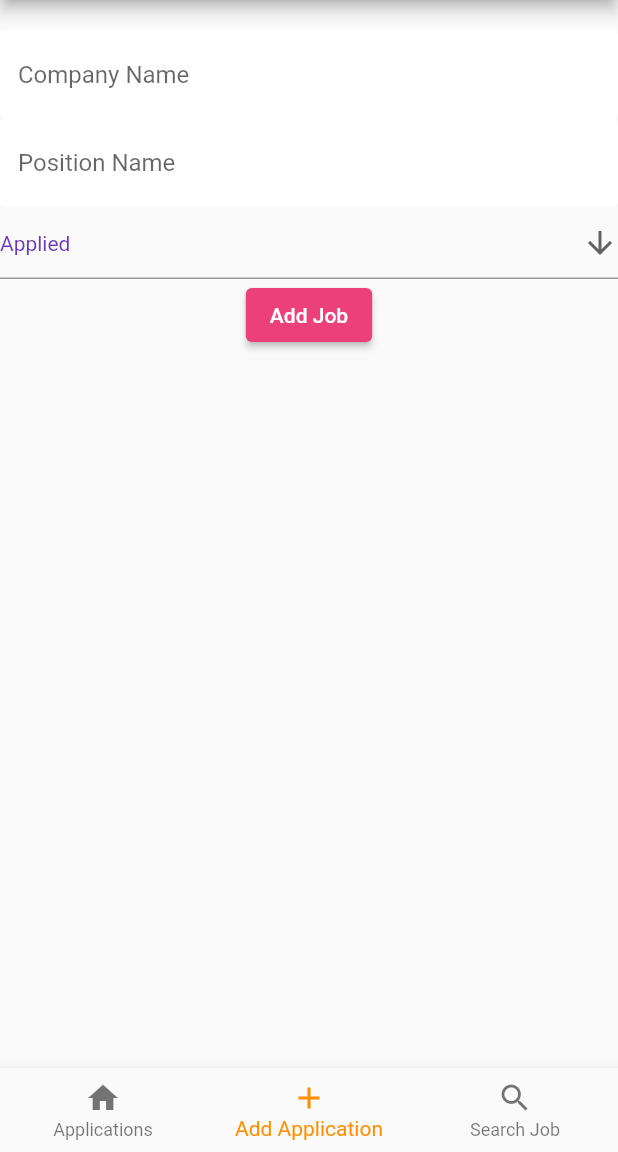
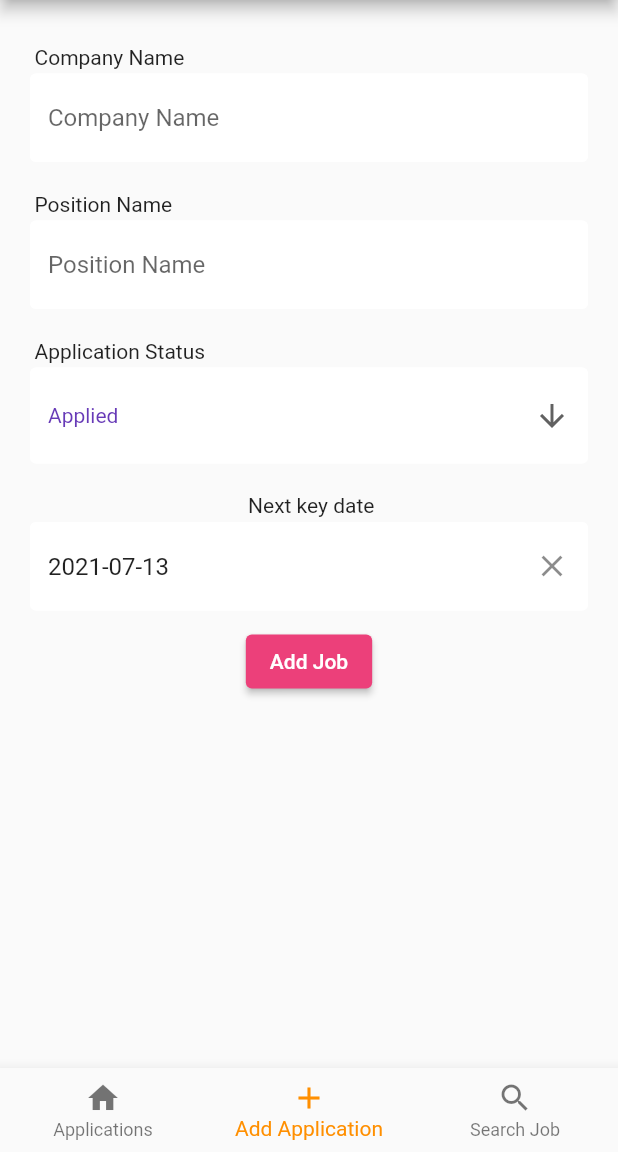
Before and after one commit to acyang97/gimme_job, a Flutter app: the screen it shows once a user with an empty profile is signed in, item 2 of the bottom bar chosen, on a phone screen of 412 x 824 dp, the part 84-1236 px from its top. Run offline on Flutter 3.47's test engine with Material 2 defaults, Android fonts, the phone set to English and light mode, and no system bars; drawn by our look-alikes of datetime_picker_formfield; our stand-ins replace cloud_firestore, firebase_auth, firebase_core, flutter_spinkit; accounts and stored records are empty.

Commit message:
Added date picker

```diff
--- a/lib/main.dart
+++ b/lib/main.dart
@@ -14,7 +14,11 @@ class MyApp extends StatelessWidget {
       theme: ThemeData(
         primarySwatch: Colors.blue,
       ),
-      home: LandingPage(),
+      // home: LandingPage(),
+      initialRoute: '/',
+      routes: {
+        '/': (context) => LandingPage(),
+      },
     );
   }
 }
--- a/lib/screens/add_job.dart
+++ b/lib/screens/add_job.dart
@@ -1,8 +1,11 @@
+import 'package:datetime_picker_formfield/datetime_picker_formfield.dart';
 import 'package:flutter/material.dart';
+import 'package:intl/intl.dart';
 import 'package:gimme_job/utils/constants.dart';
 import 'package:gimme_job/models/job.dart';
 import 'package:gimme_job/services/auth_service.dart';
 import 'package:gimme_job/services/job_service.dart';
+import 'package:gimme_job/widgets/date_picker.dart';
 
 class AddJob extends StatefulWidget {
   const AddJob({Key? key}) : super(key: key);
@@ -16,12 +19,20 @@ class _AddJobState extends State<AddJob> {
   final AuthService _authService = AuthService();
   bool loading = false;
   final _formKey = GlobalKey<FormState>();
-
+  AutovalidateMode autoValidateMode = AutovalidateMode.onUserInteraction;
   String _companyName = '';
   String _positionName = '';
   // String _applicationStatus = ApplicationStatus.Applied.toString();
   int _applicationStatus = 0;
   String error = '';
+
+  DateTime? selectedDate = DateTime.now();
+
+  @override
+  initState() {
+    super.initState();
+    selectedDate = DateTime.now();
+  }
 
   @override
   Widget build(BuildContext context) {
@@ -30,21 +41,69 @@ class _AddJobState extends State<AddJob> {
       child: Column(
         children: <Widget>[
           SizedBox(height: 20.0),
+          Padding(
+            padding: EdgeInsets.symmetric(
+              horizontal: 20.0,
+              vertical: 10.0,
+            ),
+            child: Column(
+              crossAxisAlignment: CrossAxisAlignment.start,
+              children: [
+                Padding(
+                  padding: EdgeInsets.only(bottom: 3.0, left: 3.0),
+                  child: Text('Company Name'),
+                ),
                 TextFormField(
-            decoration: textInputDecoration.copyWith(hintText: 'Company Name'),
-            validator: (val) => val!.isEmpty ? 'Enter the company name' : null,
+                  decoration:
+                      textInputDecoration.copyWith(hintText: 'Company Name'),
+                  validator: (val) =>
+                      val!.isEmpty ? 'Enter the company name' : null,
                   onChanged: (val) {
                     setState(() => _companyName = val);
                   },
                 ),
+              ],
+            ),
+          ),
+          Padding(
+            padding: EdgeInsets.symmetric(
+              horizontal: 20.0,
+              vertical: 10.0,
+            ),
+            child: Column(
+              crossAxisAlignment: CrossAxisAlignment.start,
+              children: [
+                Padding(
+                  padding: const EdgeInsets.only(bottom: 3.0, left: 3.0),
+                  child: Text('Position Name'),
+                ),
                 TextFormField(
-            decoration: textInputDecoration.copyWith(hintText: 'Position Name'),
-            validator: (val) => val!.isEmpty ? 'Enter the position name' : null,
+                  decoration:
+                      textInputDecoration.copyWith(hintText: 'Position Name'),
+                  validator: (val) =>
+                      val!.isEmpty ? 'Enter the position name' : null,
                   onChanged: (val) {
                     setState(() => _positionName = val);
                   },
                 ),
+              ],
+            ),
+          ),
+          Padding(
+            padding: EdgeInsets.symmetric(
+              horizontal: 20.0,
+              vertical: 10.0,
+            ),
+            child: Column(
+              crossAxisAlignment: CrossAxisAlignment.start,
+              children: [
+                Padding(
+                  padding: EdgeInsets.only(left: 3.0, bottom: 3.0),
+                  child: Text('Application Status'),
+                ),
                 DropdownButtonFormField(
+                  decoration: textInputDecoration.copyWith(
+                      hintText: 'Application Status'),
                   value: _applicationStatus.toString(),
                   icon: const Icon(Icons.arrow_downward),
                   iconSize: 24,
@@ -58,11 +117,52 @@ class _AddJobState extends State<AddJob> {
                   items: ApplicationStatus.values.map<DropdownMenuItem<String>>(
                     (ApplicationStatus status) {
                       return DropdownMenuItem<String>(
-                  value: ApplicationStatus.values.indexOf(status).toString(),
+                        value:
+                            ApplicationStatus.values.indexOf(status).toString(),
                         child: Text(status.toString().split('.')[1]),
                       );
                     },
                   ).toList(),
+                ),
+              ],
+            ),
+          ),
+          Padding(
+            padding: EdgeInsets.symmetric(
+              horizontal: 20.0,
+              vertical: 10.0,
+            ),
+            child: Column(
+              children: [
+                Padding(
+                  padding: EdgeInsets.only(bottom: 3.0, left: 3.0),
+                  child: Text('Next key date'),
+                ),
+                DateTimeField(
+                  initialValue: selectedDate,
+                  format: DateFormat("yyyy-MM-dd"),
+                  onShowPicker: (context, currentValue) async {
+                    final date = await showDatePicker(
+                      context: context,
+                      initialDate: currentValue ?? DateTime.now(),
+                      firstDate: DateTime(1900),
+                      lastDate: DateTime(2100),
+                    );
+                    return date;
+                  },
+                  autovalidateMode: autoValidateMode,
+                  validator: (date) => date == null ? 'Invalid date' : null,
+                  onChanged: (date) => setState(() {
+                    selectedDate = date;
+                  }),
+                  onSaved: (date) => setState(() {
+                    selectedDate = date;
+                  }),
+                  decoration:
+                      textInputDecoration.copyWith(hintText: 'Deadline'),
+                ),
+              ],
+            ),
           ),
           ElevatedButton(
             style: ElevatedButton.styleFrom(
@@ -73,7 +173,6 @@ class _AddJobState extends State<AddJob> {
                 setState(() {
                   loading = true;
                 });
-                // do something to insert the data into the database
                 Job job = new Job(
                   uid: _authService.getCurrentUser(),
                   applicationStatus:
--- a/lib/screens/home.dart
+++ b/lib/screens/home.dart
@@ -1,10 +1,7 @@
 import 'package:flutter/material.dart';
-import 'package:gimme_job/models/job.dart';
 import 'package:gimme_job/screens/add_job.dart';
 import 'package:gimme_job/screens/job_list.dart';
 import 'package:gimme_job/services/auth_service.dart';
-import 'package:gimme_job/services/job_service.dart';
-import 'package:provider/provider.dart';
 
 class Home extends StatefulWidget {
   const Home({Key? key}) : super(key: key);
--- a/lib/screens/register_page.dart
+++ b/lib/screens/register_page.dart
@@ -29,7 +29,7 @@ class _RegisterState extends State<Register> {
         : Scaffold(
             backgroundColor: Colors.grey[100],
             appBar: AppBar(
-              backgroundColor: Colors.purple[400],
+              backgroundColor: Colors.red[400],
               elevation: 0.0,
               title: Text('Sign Up'),
               actions: <Widget>[
@@ -113,7 +113,7 @@ class _RegisterState extends State<Register> {
                           child: ElevatedButton.icon(
                             icon: Icon(Icons.app_registration_rounded),
                             style: ElevatedButton.styleFrom(
-                              primary: Colors.pink[400],
+                              primary: Colors.red[400],
                               shape: RoundedRectangleBorder(
                                 borderRadius: BorderRadius.circular(50.0),
                               ),
--- a/lib/screens/sign_in_page.dart
+++ b/lib/screens/sign_in_page.dart
@@ -29,7 +29,7 @@ class _SignInState extends State<SignIn> {
         : Scaffold(
             backgroundColor: Colors.grey[100],
             appBar: AppBar(
-              backgroundColor: Colors.purple[400],
+              backgroundColor: Colors.red[400],
               elevation: 0.0,
               title: Text('Sign In'),
               actions: <Widget>[
@@ -114,7 +114,7 @@ class _SignInState extends State<SignIn> {
                           child: ElevatedButton.icon(
                             icon: Icon(Icons.login),
                             style: ElevatedButton.styleFrom(
-                              primary: Colors.pink[400],
+                              primary: Colors.red[400],
                               shape: RoundedRectangleBorder(
                                 borderRadius: BorderRadius.circular(50.0),
                               ),
--- /dev/null
+++ b/lib/widgets/date_picker.dart
@@ -0,0 +1,23 @@
+import 'package:flutter/material.dart';
+import 'package:intl/intl.dart';
+import 'package:datetime_picker_formfield/datetime_picker_formfield.dart';
+
+class DatePicker extends StatelessWidget {
+  final format = DateFormat("yyyy-MM-dd");
+  @override
+  Widget build(BuildContext context) {
+    return Column(children: <Widget>[
+      Text('Basic date field (${format.pattern})'),
+      DateTimeField(
+        format: format,
+        onShowPicker: (context, currentValue) {
+          return showDatePicker(
+              context: context,
+              firstDate: DateTime(1900),
+              initialDate: currentValue ?? DateTime.now(),
+              lastDate: DateTime(2100));
+        },
+      ),
+    ]);
+  }
+}
--- a/pubspec.yaml
+++ b/pubspec.yaml
@@ -30,7 +30,7 @@ dependencies:
   provider: ^5.0.0
   flutter_spinkit: ^5.0.0
   flutter_svg: ^0.22.0
-
+  datetime_picker_formfield: ^2.0.0
   # The following adds the Cupertino Icons font to your application.
   # Use with the CupertinoIcons class for iOS style icons.
   cupertino_icons: ^1.0.2
```
Also changed, not shown: pubspec.lock. Lines whose indentation alone changed are shown as unchanged.
